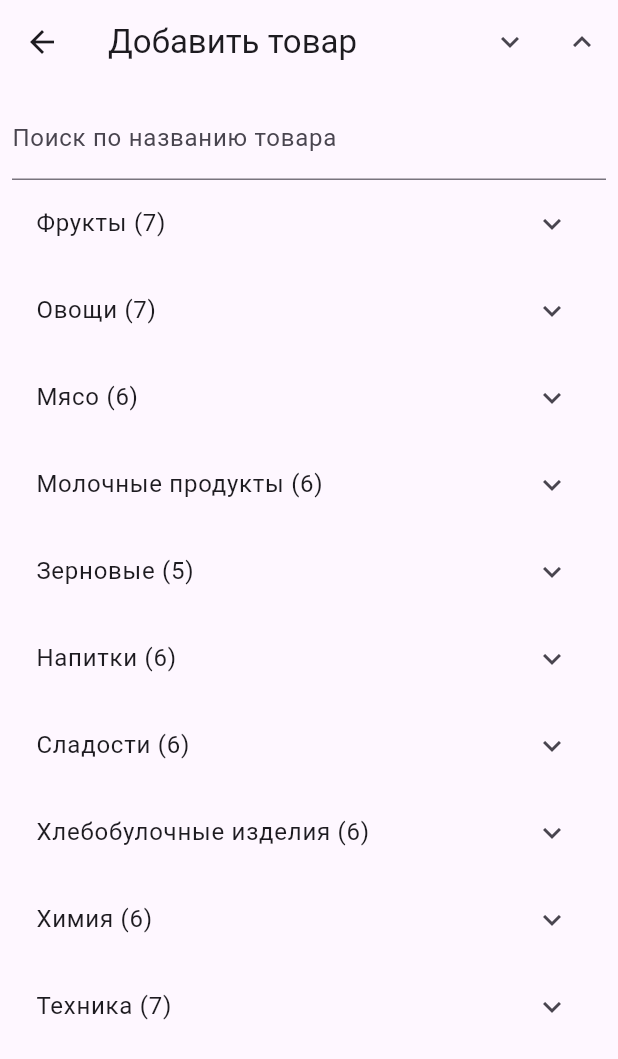
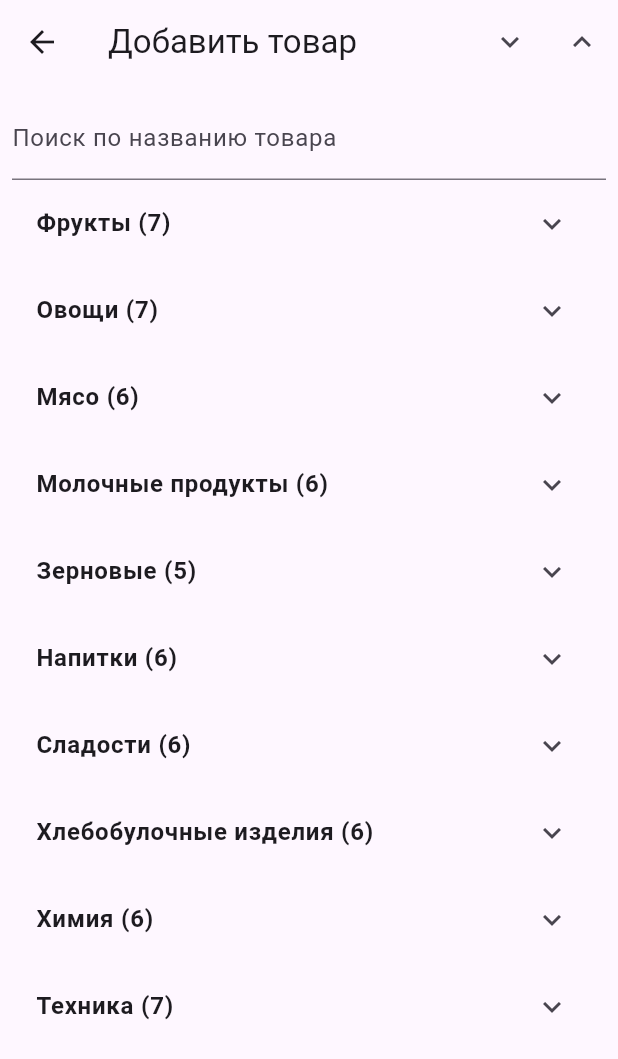
Before and after one commit to WooCommander/flutter_application_1, a Flutter app: the screen it shows after launch, after a tap on the "add" icon, on a phone screen of 412 x 824 dp. Shown: the top 1059 px of the screen. Run offline on Flutter 3.47's test engine with Material 3 defaults, Android fonts, the phone set to English and light mode, and no system bars; our stand-ins replace file_picker, firebase_core, share_plus, shared_preferences; accounts and stored records are empty.

Commit message:
upd text

```diff
--- a/lib/screens/add_product_screen.dart
+++ b/lib/screens/add_product_screen.dart
@@ -151,7 +151,12 @@ class _AddProductScreenState extends State<AddProductScreen> {
                   return ExpansionTile(
                     key: UniqueKey(), // Уникальный ключ для каждой группы
                     title: Text(
-                        '${group.name} (${filteredProductsInGroup.length})'),
+                      '${group.name} (${filteredProductsInGroup.length})',
+                      style: TextStyle(
+                        fontWeight: FontWeight.bold, // Жирный шрифт
+                        // color: Colors.amber[900],
+                      ),
+                    ),
                     initiallyExpanded: _groupExpansionState[group.groupCode] ??
                         false, // Используем состояние развернутости
                     onExpansionChanged: (isExpanded) {
@@ -162,6 +167,9 @@ class _AddProductScreenState extends State<AddProductScreen> {
                     children: filteredProductsInGroup.map((productName) {
                       return ListTile(
                         title: Text(productName.name),
+                        dense: true, // Уменьшает высоту строки
+                        contentPadding: EdgeInsets.symmetric(
+                            vertical: 0, horizontal: 16.0), // Отступы
                         onTap: () {
                           setState(() {
                             _selectedProductName = productName.name;
```
